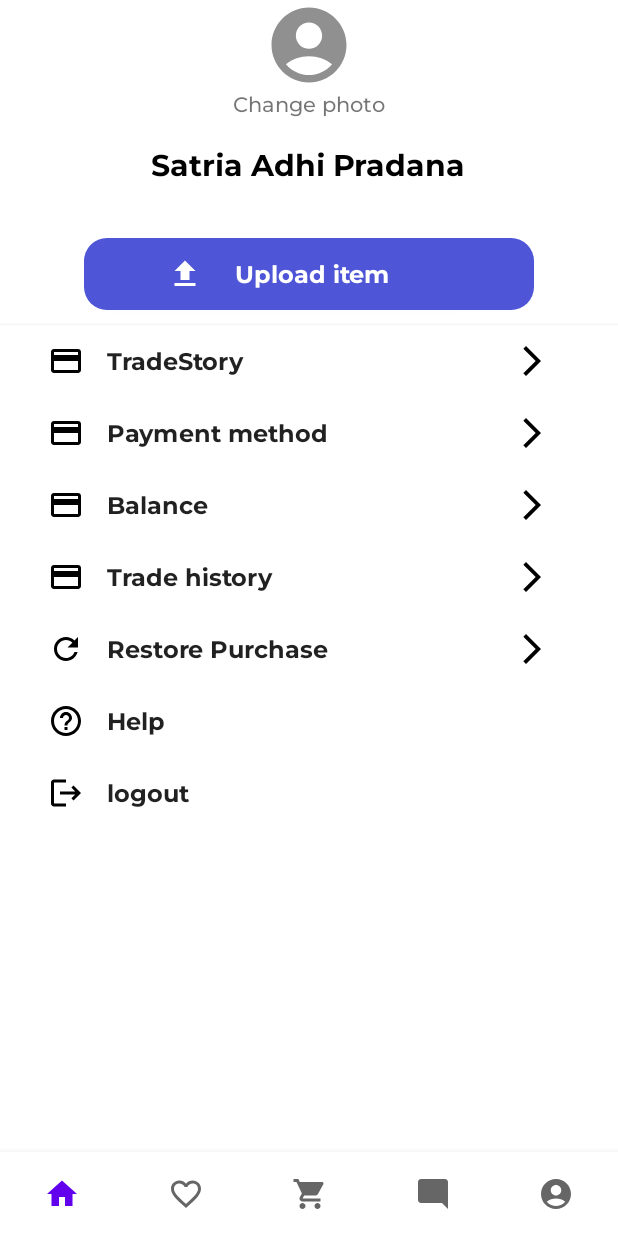
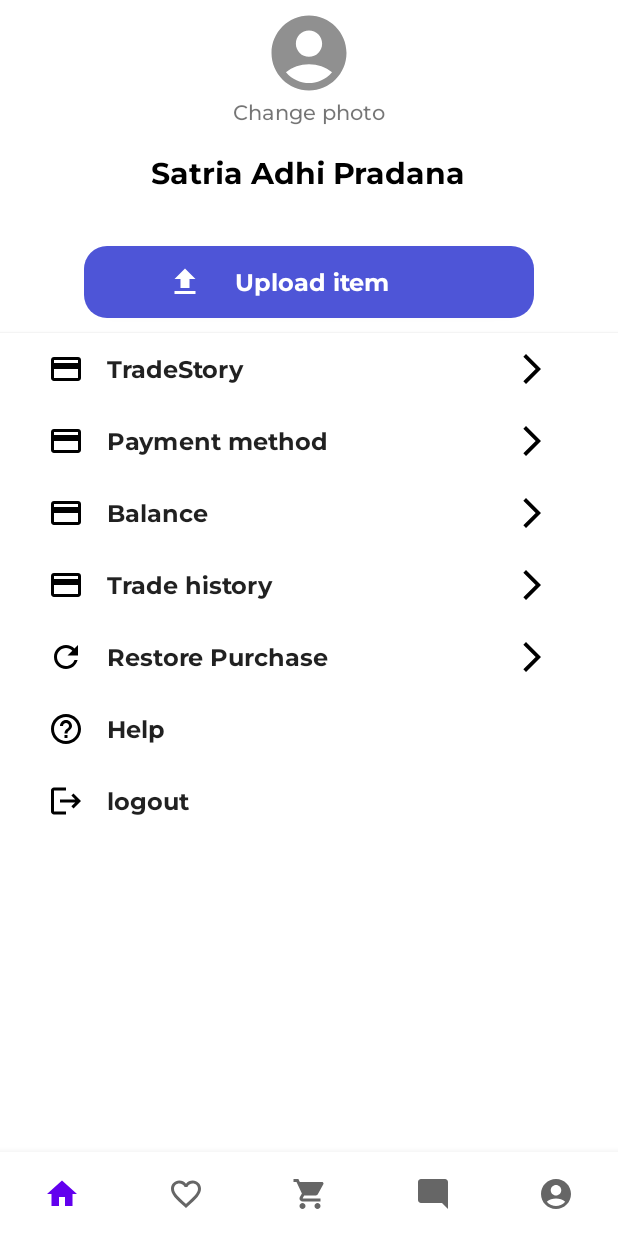
Before and after one commit to inimitab1e/OnlineShop, an Android app: the ProfileFragment screen opened through its navigation route, on a phone screen of 412 x 824 dp. Run offline under Robolectric (Android 15) with nearby library versions, the phone set to English and light mode, and no system bars; our stand-ins replace Dagger/Hilt's generated code, navigation-ui; libraries missing offline, so code that uses them is left out: by.kirich1409.viewbindingdelegate; 7 statements that could not run were skipped.

Commit message:
profile logic fully impl'ed

```diff
--- a/app/src/main/java/com/example/onlineshop/di/DataModule.kt
+++ b/app/src/main/java/com/example/onlineshop/di/DataModule.kt
@@ -4,9 +4,11 @@ import android.content.Context
 import com.example.onlineshop.data.local.AppDatabase
 import com.example.onlineshop.data.local.PreferenceHelper
 import com.example.onlineshop.data.repositories.AuthenticationRepositoryImpl
+import com.example.onlineshop.data.repositories.ProfileRepositoryImpl
 import com.example.onlineshop.data.repositories.ValidationRepositoryImpl
 import com.example.onlineshop.domain.local.AppDatabaseDAO
 import com.example.onlineshop.domain.repositories.AuthenticationRepository
+import com.example.onlineshop.domain.repositories.ProfileRepository
 import com.example.onlineshop.domain.repositories.ValidationRepository
 import dagger.Module
 import dagger.Provides
@@ -28,9 +30,22 @@ object DataModule {
         preferenceHelper: PreferenceHelper
     ): AuthenticationRepository =
         AuthenticationRepositoryImpl(
-            appDatabase = appDatabase,
+            appDatabaseDAO = appDatabase,
             ioDispatcher = ioDispatcher,
             preferenceHelper = preferenceHelper
+        )
+
+    @Provides
+    @Singleton
+    fun provideProfileRepository(
+        appDatabase: AppDatabaseDAO,
+        preferenceHelper: PreferenceHelper,
+        ioDispatcher: CoroutineDispatcher
+    ): ProfileRepository =
+        ProfileRepositoryImpl(
+            appDatabaseDAO = appDatabase,
+            preferenceHelper = preferenceHelper,
+            ioDispatcher = ioDispatcher
         )
 
     @Provides
--- a/app/src/main/java/com/example/onlineshop/presentation/ui/profile/ProfileFragment.kt
+++ b/app/src/main/java/com/example/onlineshop/presentation/ui/profile/ProfileFragment.kt
@@ -2,24 +2,60 @@ package com.example.onlineshop.presentation.ui.profile
 
 import android.os.Bundle
 import android.view.View
+import android.widget.Toast
+import androidx.activity.result.contract.ActivityResultContracts
 import androidx.fragment.app.Fragment
 import androidx.fragment.app.viewModels
+import androidx.lifecycle.lifecycleScope
 import androidx.navigation.fragment.findNavController
 import by.kirich1409.viewbindingdelegate.viewBinding
+import coil.clear
+import coil.load
 import com.example.onlineshop.R
 import com.example.onlineshop.databinding.FragmentProfileBinding
+import com.example.onlineshop.extensions.launchWhenStarted
 import dagger.hilt.android.AndroidEntryPoint
+import kotlinx.coroutines.flow.onEach
 
 @AndroidEntryPoint
 class ProfileFragment : Fragment(R.layout.fragment_profile) {
 
+    companion object {
+        private const val MIMETYPE_IMAGES = "image/*"
+    }
+
     private val binding by viewBinding(FragmentProfileBinding::bind)
     private val profileViewModel: ProfileViewModel by viewModels()
+
+    private val pickImage =
+        registerForActivityResult(ActivityResultContracts.GetContent()) { contentUri ->
+            with(binding.ivProfileImage) {
+                clear()
+                load(contentUri) {
+                    listener(
+                        onError = { request, throwable ->
+                            Toast.makeText(request.context, throwable.message, Toast.LENGTH_SHORT)
+                                .show()
+                        }
+                    )
+                }
+            }
+        }
 
     override fun onViewCreated(view: View, savedInstanceState: Bundle?) {
         super.onViewCreated(view, savedInstanceState)
 
+        observeInitialUiState()
         initClickers()
+    }
+
+    private fun observeInitialUiState() {
+        profileViewModel.initialUserInfo.onEach { currentUserInfo ->
+            val firstName = currentUserInfo.firstName
+            val lastName = currentUserInfo.lastName
+            val userName = "$firstName $lastName"
+            binding.tvUserName.text = userName
+        }.launchWhenStarted(lifecycleScope)
     }
 
     private fun initClickers() {
@@ -28,6 +64,10 @@ class ProfileFragment : Fragment(R.layout.fragment_profile) {
                 profileViewModel.doLogout()
                 findNavController().navigate(R.id.action_profileFragment_to_registrationFragment)
             }
+
+            tvChangePhoto.setOnClickListener {
+                pickImage.launch(MIMETYPE_IMAGES)
+            }
         }
     }
 }
--- a/app/src/main/java/com/example/onlineshop/presentation/ui/profile/ProfileViewModel.kt
+++ b/app/src/main/java/com/example/onlineshop/presentation/ui/profile/ProfileViewModel.kt
@@ -2,15 +2,36 @@ package com.example.onlineshop.presentation.ui.profile
 
 import androidx.lifecycle.ViewModel
 import androidx.lifecycle.viewModelScope
+import com.example.onlineshop.domain.model.CurrentUserInfo
 import com.example.onlineshop.domain.repositories.AuthenticationRepository
+import com.example.onlineshop.domain.repositories.ProfileRepository
 import dagger.hilt.android.lifecycle.HiltViewModel
+import kotlinx.coroutines.channels.BufferOverflow
+import kotlinx.coroutines.flow.MutableSharedFlow
+import kotlinx.coroutines.flow.SharedFlow
+import kotlinx.coroutines.flow.asSharedFlow
 import kotlinx.coroutines.launch
 import javax.inject.Inject
 
 @HiltViewModel
 class ProfileViewModel @Inject constructor(
-    private val authenticationRepository: AuthenticationRepository
+    private val authenticationRepository: AuthenticationRepository,
+    private val profileRepository: ProfileRepository
 ) : ViewModel() {
+
+    private val _initialUserInfo = MutableSharedFlow<CurrentUserInfo>(
+        replay = 1,
+        onBufferOverflow = BufferOverflow.DROP_OLDEST
+    )
+    val initialUserInfo: SharedFlow<CurrentUserInfo> = _initialUserInfo.asSharedFlow()
+
+    init {
+        viewModelScope.launch {
+            profileRepository.getCurrentUserInfo().collect { currentUserInfo ->
+                _initialUserInfo.tryEmit(currentUserInfo)
+            }
+        }
+    }
 
     fun doLogout() {
         viewModelScope.launch {
--- a/app/src/main/java/com/example/onlineshop/presentation/ui/registration/RegistrationViewModel.kt
+++ b/app/src/main/java/com/example/onlineshop/presentation/ui/registration/RegistrationViewModel.kt
@@ -5,9 +5,6 @@ import com.example.onlineshop.data.model.authentication.AuthenticationFormState
 import com.example.onlineshop.domain.repositories.AuthenticationRepository
 import com.example.onlineshop.domain.repositories.ValidationRepository
 import dagger.hilt.android.lifecycle.HiltViewModel
-import kotlinx.coroutines.flow.MutableStateFlow
-import kotlinx.coroutines.flow.StateFlow
-import kotlinx.coroutines.flow.asStateFlow
 import kotlinx.coroutines.launch
 import javax.inject.Inject
 
@@ -24,8 +21,8 @@ class RegistrationViewModel @Inject constructor(
     private val _errorValidationFormsMessage = MutableLiveData<AuthenticationFormState?>()
     val errorValidationFormsMessage: LiveData<AuthenticationFormState?> get() = _errorValidationFormsMessage
 
-    private val _registrationResponse = MutableStateFlow("")
-    val registrationResponse: StateFlow<String> = _registrationResponse.asStateFlow()
+    private val _registrationResponse = MutableLiveData("")
+    val registrationResponse: LiveData<String?> get() = _registrationResponse
 
     fun validateAndRegister(firstName: String, lastName: String, email: String, password: String) {
         val emailResult = validationRepository.validateEmail(email)
@@ -58,8 +55,14 @@ class RegistrationViewModel @Inject constructor(
         password: String
     ) {
         viewModelScope.launch {
-            _registrationResponse.value =
-                authenticationRepository.initRegistration(firstName, lastName, email, password)
+            _registrationResponse.postValue(
+                authenticationRepository.initRegistration(
+                    firstName,
+                    lastName,
+                    email,
+                    password
+                )
+            )
         }
     }
 }
--- a/app/src/main/res/layout/fragment_profile.xml
+++ b/app/src/main/res/layout/fragment_profile.xml
@@ -1,5 +1,6 @@
 <?xml version="1.0" encoding="utf-8"?>
 <ScrollView xmlns:android="http://schemas.android.com/apk/res/android"
+    xmlns:app="http://schemas.android.com/apk/res-auto"
     xmlns:tools="http://schemas.android.com/tools"
     android:layout_width="match_parent"
     android:layout_height="match_parent"
@@ -10,13 +11,17 @@
         android:layout_height="wrap_content"
         android:orientation="vertical">
 
-        <ImageView
+        <com.google.android.material.imageview.ShapeableImageView
+            android:id="@+id/ivProfileImage"
+            android:layout_marginTop="@dimen/profile_image_margin_top"
             android:layout_width="@dimen/profile_image_width"
             android:layout_height="@dimen/profile_image_length"
+            app:shapeAppearanceOverlay="@style/circleImageView"
             android:src="@drawable/ic_menu_profile_24"
             android:layout_gravity="center"/>
 
         <TextView
+            android:id="@+id/tvChangePhoto"
             android:layout_width="wrap_content"
             android:layout_height="wrap_content"
             android:layout_gravity="center"
@@ -24,6 +29,7 @@
             android:text="@string/change_photo_title"/>
 
         <TextView
+            android:id="@+id/tvUserName"
             android:layout_marginTop="@dimen/profile_name_margin_top"
             style="@style/TextViewSecondaryTitles"
             android:layout_gravity="center"
@@ -42,7 +48,7 @@
             android:textAllCaps="false"/>
 
         <androidx.appcompat.widget.AppCompatButton
-            android:id="@+id/btnLoout"
+            android:id="@+id/btnTradeStory"
             style="@style/ButtonsProfile"
             android:paddingStart="@dimen/base_profile_buttons_padding_start"
             android:paddingEnd="@dimen/base_profile_buttons_padding_end"
@@ -53,7 +59,7 @@
             android:text="@string/base_profile_button_tradestory_text" />
 
         <androidx.appcompat.widget.AppCompatButton
-            android:id="@+id/btnt"
+            android:id="@+id/btnPayment"
             style="@style/ButtonsProfile"
             android:paddingStart="@dimen/base_profile_buttons_padding_start"
             android:paddingEnd="@dimen/base_profile_buttons_padding_end"
@@ -63,7 +69,7 @@
             android:text="@string/base_profile_button_payment_text" />
 
         <androidx.appcompat.widget.AppCompatButton
-            android:id="@+id/btnLogou"
+            android:id="@+id/btnBalance"
             style="@style/ButtonsProfile"
             android:paddingStart="@dimen/base_profile_buttons_padding_start"
             android:paddingEnd="@dimen/base_profile_buttons_padding_end"
@@ -73,7 +79,7 @@
             android:text="@string/base_profile_button_balance_text" />
 
         <androidx.appcompat.widget.AppCompatButton
-            android:id="@+id/btnLogut"
+            android:id="@+id/btnTrade"
             style="@style/ButtonsProfile"
             android:paddingStart="@dimen/base_profile_buttons_padding_start"
             android:paddingEnd="@dimen/base_profile_buttons_padding_end"
@@ -83,7 +89,7 @@
             android:text="@string/base_profile_button_history_text" />
 
         <androidx.appcompat.widget.AppCompatButton
-            android:id="@+id/btt"
+            android:id="@+id/btnRestore"
             style="@style/ButtonsProfile"
             android:paddingStart="@dimen/base_profile_buttons_padding_start"
             android:paddingEnd="@dimen/base_profile_buttons_padding_end"
@@ -93,7 +99,7 @@
             android:text="@string/base_profile_button_restore_text" />
 
         <androidx.appcompat.widget.AppCompatButton
-            android:id="@+id/bnLogou"
+            android:id="@+id/btnHelp"
             style="@style/ButtonsProfile"
             android:paddingStart="@dimen/base_profile_buttons_padding_start"
             android:background="@color/white"
--- a/app/src/main/res/values/dimens.xml
+++ b/app/src/main/res/values/dimens.xml
@@ -15,4 +15,6 @@
     <dimen name="base_profile_buttons_padding_start">32dp</dimen>
     <dimen name="base_profile_buttons_padding_end">45dp</dimen>
     <dimen name="base_buttons_group_margin_top">10dp</dimen>
+    <dimen name="balance_value_margin_end">50dp</dimen>
+    <dimen name="profile_image_margin_top">5dp</dimen>
 </resources>
--- a/app/src/main/res/values/strings.xml
+++ b/app/src/main/res/values/strings.xml
@@ -25,4 +25,5 @@
     <string name="base_profile_button_restore_text">Restore Purchase</string>
     <string name="base_profile_button_help_text">Help</string>
     <string name="base_profile_button_logout_text">logout</string>
+    <string name="balance_value">$ 1593</string>
 </resources>
--- a/app/src/main/res/values/themes.xml
+++ b/app/src/main/res/values/themes.xml
@@ -75,5 +75,9 @@
         <item name="textAllCaps">false</item>
     </style>
 
+    <style name="circleImageView" parent="">
+        <item name="cornerFamily">rounded</item>
+        <item name="cornerSize">50%</item>
+    </style>
 
 </resources>
--- /dev/null
+++ b/data/src/main/java/com/example/onlineshop/data/repositories/ProfileRepositoryImpl.kt
@@ -0,0 +1,27 @@
+package com.example.onlineshop.data.repositories
+
+import com.example.onlineshop.data.local.PreferenceHelper
+import com.example.onlineshop.domain.local.AppDatabaseDAO
+import com.example.onlineshop.domain.model.CurrentUserInfo
+import com.example.onlineshop.domain.repositories.ProfileRepository
+import com.example.onlineshop.domain.toCurrentUserInfo
+import kotlinx.coroutines.CoroutineDispatcher
+import kotlinx.coroutines.flow.Flow
+import kotlinx.coroutines.flow.flowOn
+import kotlinx.coroutines.flow.map
+import javax.inject.Inject
+
+class ProfileRepositoryImpl @Inject constructor(
+    private val appDatabaseDAO: AppDatabaseDAO,
+    private val preferenceHelper: PreferenceHelper,
+    private val ioDispatcher: CoroutineDispatcher
+) : ProfileRepository {
+
+    override fun getCurrentUserInfo(): Flow<CurrentUserInfo> {
+        val email = preferenceHelper.getEmail()
+        checkNotNull(email)
+        return appDatabaseDAO.getAllUserInfo(email).map { userInfo ->
+            userInfo.toCurrentUserInfo()
+        }.flowOn(ioDispatcher)
+    }
+}
--- a/domain/src/main/java/com/example/onlineshop/domain/local/AppDatabaseDAO.kt
+++ b/domain/src/main/java/com/example/onlineshop/domain/local/AppDatabaseDAO.kt
@@ -20,7 +20,7 @@ interface AppDatabaseDAO {
     suspend fun tryLoginWithPassword(email: String): String?
 
     @Query("SELECT * from users where email = :email")
-    fun getAllUserInfo(email: String): Flow<Users>?
+    fun getAllUserInfo(email: String): Flow<Users>
 
     @Query("DELETE from users where email = :email")
     suspend fun deleteUserInfo(email: String)
--- /dev/null
+++ b/domain/src/main/java/com/example/onlineshop/domain/model/CurrentUserInfo.kt
@@ -0,0 +1,6 @@
+package com.example.onlineshop.domain.model
+
+data class CurrentUserInfo(
+    val firstName: String?,
+    val lastName: String?
+)
--- /dev/null
+++ b/domain/src/main/java/com/example/onlineshop/domain/repositories/ProfileRepository.kt
@@ -0,0 +1,9 @@
+package com.example.onlineshop.domain.repositories
+
+import com.example.onlineshop.domain.model.CurrentUserInfo
+import kotlinx.coroutines.flow.Flow
+
+interface ProfileRepository {
+
+    fun getCurrentUserInfo(): Flow<CurrentUserInfo>
+}
```
Also changed, not shown: app/src/main/java/com/example/onlineshop/presentation/ui/login/LoginFragment.kt (+2 -5 lines), app/src/main/java/com/example/onlineshop/presentation/ui/login/LoginViewModel.kt (+5 -6 lines), app/src/main/java/com/example/onlineshop/presentation/ui/registration/RegistrationFragment.kt (+2 -5 lines), app/src/main/res/layout/custom_button.xml (added, +34 -0 lines), data/src/main/java/com/example/onlineshop/data/repositories/AuthenticationRepositoryImpl.kt (+5 -5 lines), domain/src/main/java/com/example/onlineshop/domain/Mappers.kt (added, +9 -0 lines).
